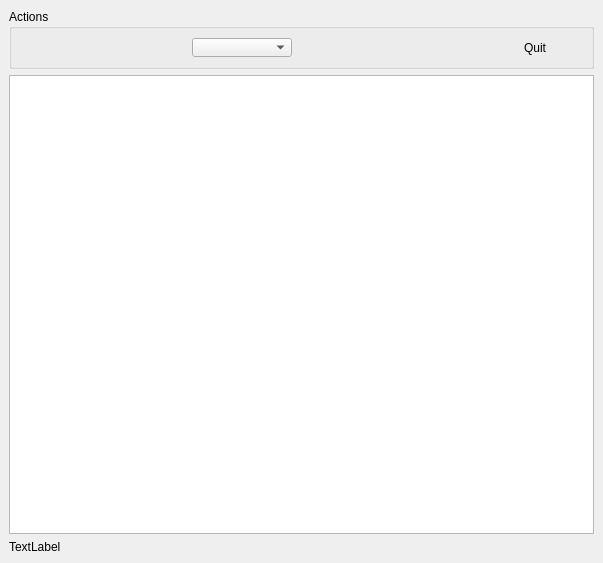
marek629/SIR, file dialogs/previewdialog.ui: the form before one commit.
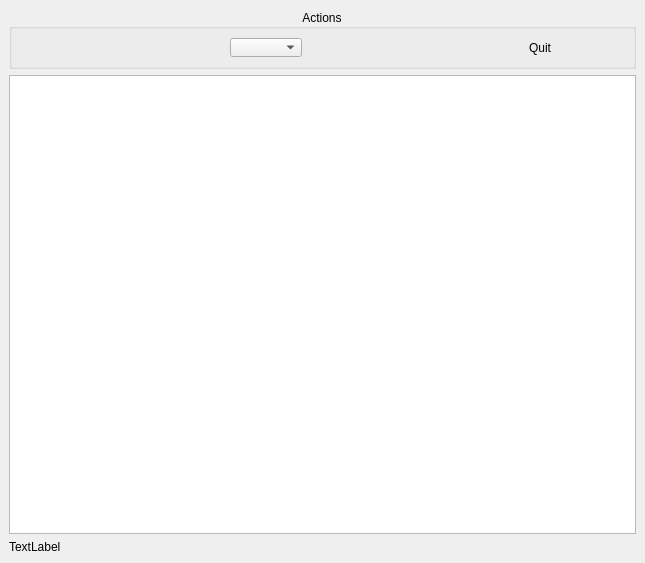
The form after the commit. Icons and pictures are not drawn.

What changed in the file:
```diff
--- a/dialogs/previewdialog.ui
+++ b/dialogs/previewdialog.ui
@@ -9,7 +9,7 @@
    <rect>
     <x>0</x>
     <y>0</y>
-    <width>603</width>
+    <width>645</width>
     <height>563</height>
    </rect>
   </property>
@@ -40,7 +40,26 @@
      <property name="title">
       <string>Actions</string>
      </property>
+     <property name="alignment">
+      <set>Qt::AlignCenter</set>
+     </property>
      <layout class="QHBoxLayout" name="horizontalLayout">
+      <property name="spacing">
+       <number>6</number>
+      </property>
+      <item>
+       <spacer name="horizontalSpacer">
+        <property name="orientation">
+         <enum>Qt::Horizontal</enum>
+        </property>
+        <property name="sizeHint" stdset="0">
+         <size>
+          <width>20</width>
+          <height>20</height>
+         </size>
+        </property>
+       </spacer>
+      </item>
       <item>
        <widget class="QPushButton" name="previousButton">
         <property name="sizePolicy">
@@ -225,12 +244,6 @@
           <verstretch>0</verstretch>
          </sizepolicy>
         </property>
-        <property name="maximumSize">
-         <size>
-          <width>100</width>
-          <height>22</height>
-         </size>
-        </property>
        </widget>
       </item>
       <item>
@@ -451,6 +464,19 @@
         </property>
        </widget>
       </item>
+      <item>
+       <spacer name="horizontalSpacer_2">
+        <property name="orientation">
+         <enum>Qt::Horizontal</enum>
+        </property>
+        <property name="sizeHint" stdset="0">
+         <size>
+          <width>20</width>
+          <height>20</height>
+         </size>
+        </property>
+       </spacer>
+      </item>
      </layout>
     </widget>
    </item>
```
